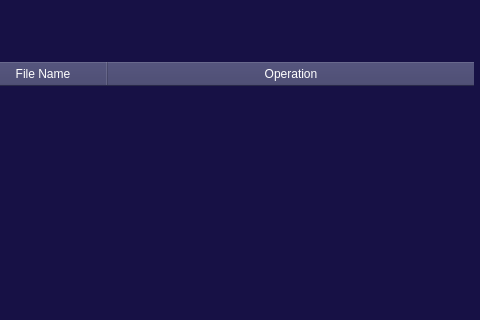
First picture: the form in UI/main.ui, repository DORSA-co/oxin_storage_management, before the edit; both pictures show x 84 to 564 and y 0 to 320 of the 564 by 432 pixel window.
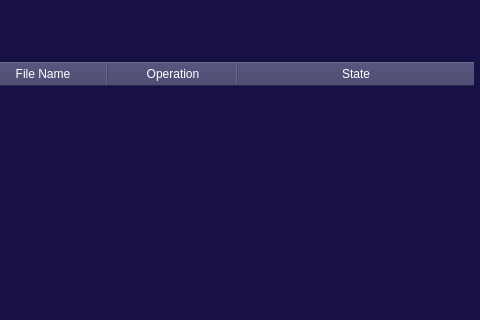
Second picture: the form after the edit. The open tabs and pages were chosen to show the change. Icons and pictures are not drawn.

```diff
--- a/UI/main.ui
+++ b/UI/main.ui
@@ -65,6 +65,8 @@
 	border-color: transparent;
 	padding-left: 5px;
 	padding-right: 5px;
+	color: white;
+	border: 1px solid rgb(58, 58, 102);
 }
 QHeaderView::section:horizontal
 {
@@ -552,7 +554,10 @@
           <item>
            <layout class="QHBoxLayout" name="horizontalLayout_4">
             <item>
-             <widget class="QTableWidget" name="tableWidget">
+             <widget class="QTableWidget" name="report_table">
+              <property name="enabled">
+               <bool>true</bool>
+              </property>
               <attribute name="horizontalHeaderCascadingSectionResizes">
                <bool>true</bool>
               </attribute>
@@ -572,6 +577,11 @@
                 <string>Operation</string>
                </property>
               </column>
+              <column>
+               <property name="text">
+                <string>State</string>
+               </property>
+              </column>
              </widget>
             </item>
            </layout>
```
